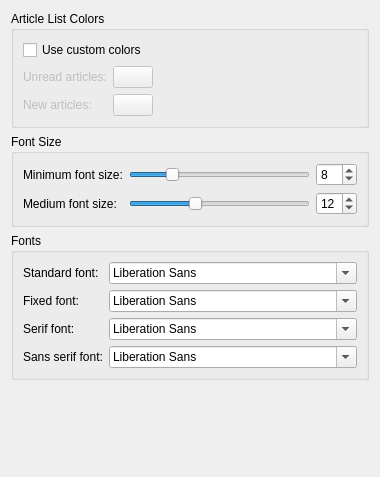
KDE/kdepim, file akregator/configuration/ui/settings_appearance.ui: the form before one commit.
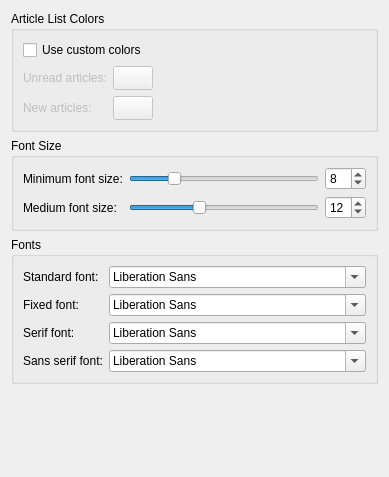
The form after the commit. Custom widgets are drawn as their Qt base class.

Commit message: Increase minimum size

```diff
--- a/akregator/configuration/ui/settings_appearance.ui
+++ b/akregator/configuration/ui/settings_appearance.ui
@@ -7,7 +7,7 @@
    <rect>
     <x>0</x>
     <y>0</y>
-    <width>380</width>
+    <width>389</width>
     <height>477</height>
    </rect>
   </property>
@@ -60,6 +60,12 @@
           <property name="enabled">
            <bool>false</bool>
           </property>
+          <property name="minimumSize">
+           <size>
+            <width>24</width>
+            <height>24</height>
+           </size>
+          </property>
          </widget>
         </item>
         <item row="1" column="0">
@@ -77,6 +83,12 @@
           <property name="enabled">
            <bool>false</bool>
           </property>
+          <property name="minimumSize">
+           <size>
+            <width>24</width>
+            <height>24</height>
+           </size>
+          </property>
          </widget>
         </item>
        </layout>
```
Left out of the diff: 59 changed lines with no effect on the pictures.
